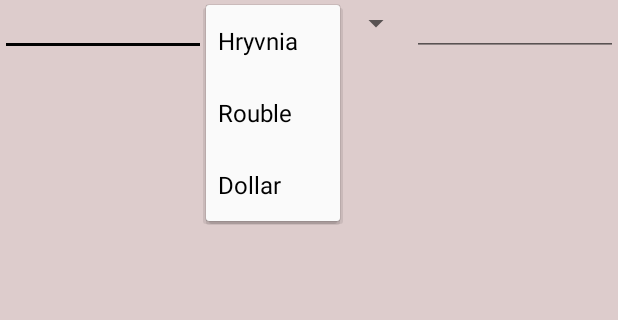
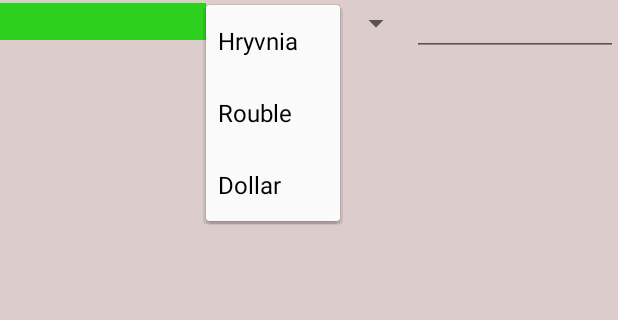
Before and after one commit to Cortsay/currencies2, an Android app: the screen it shows after launch (MainActivity), after a tap on "Hryvnia", on a phone screen of 412 x 824 dp, the part 73-393 px from its top. Run offline under Robolectric (Android 15) with nearby library versions, the phone set to English and light mode, and no system bars.

Commit message:
couleur verte

```diff
--- a/app/src/main/res/layout/activity_main.xml
+++ b/app/src/main/res/layout/activity_main.xml
@@ -26,7 +26,7 @@
             android:layout_width="match_parent"
             android:layout_height="wrap_content"
             android:layout_weight="1"
-            android:backgroundTint="#000000" />
+            android:background="@color/green"/>
 
         <Spinner
             android:id="@+id/spinner"
```
